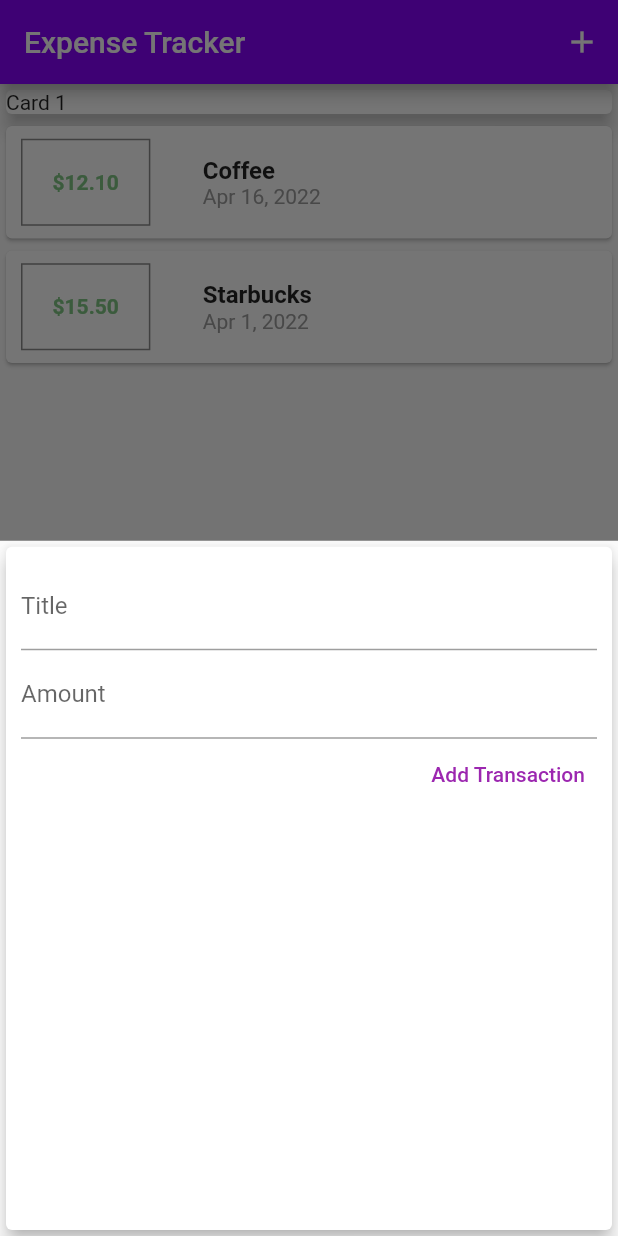
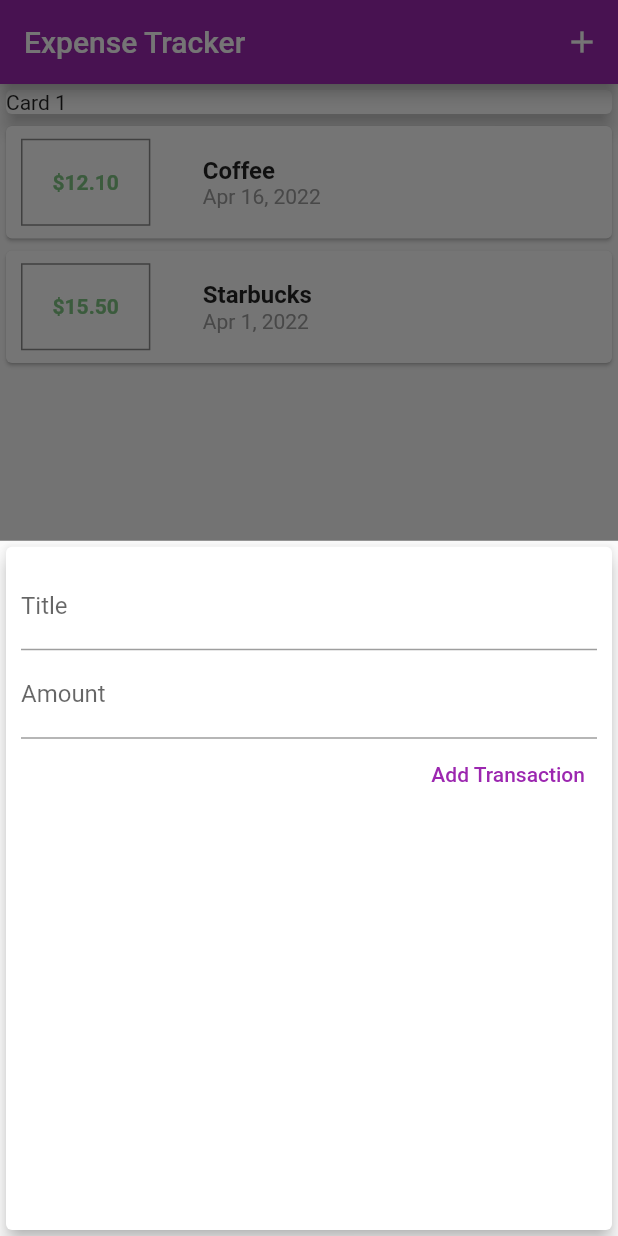
Before and after one commit to darshak-patel/expense-tracker, a Flutter app: the screen it shows after launch, after a tap on the "add" icon, on a phone screen of 412 x 824 dp. Run offline on Flutter 3.47's test engine with Material 2 defaults, Android fonts, the phone set to English and light mode, and no system bars; missing offline and left inert: dart:ffi.

Commit message:
changing global theme to purple color

```diff
--- a/lib/main.dart
+++ b/lib/main.dart
@@ -15,8 +15,9 @@ class MyApp extends StatelessWidget {
 
   @override
   Widget build(BuildContext context) {
-    return const MaterialApp(
-      home: ExpenseTracker(),
+    return MaterialApp(
+      theme: ThemeData(primarySwatch: Colors.purple),
+      home: const ExpenseTracker(),
     );
   }
 }
@@ -66,7 +67,6 @@ class _ExpenseTrackerState extends State<ExpenseTracker> {
     return Scaffold(
       appBar: AppBar(
         title: const Text("Expense Tracker"),
-        backgroundColor: const Color.fromRGBO(136, 3, 252, 1),
         foregroundColor: Colors.white,
         actions: [
           IconButton(
@@ -108,7 +108,6 @@ class _ExpenseTrackerState extends State<ExpenseTracker> {
           Icons.add,
           color: Colors.white,
         ),
-        backgroundColor: const Color.fromRGBO(136, 3, 252, 1),
       ),
     );
   }
--- a/lib/views/text_field.dart
+++ b/lib/views/text_field.dart
@@ -24,7 +24,6 @@ class TextFieldClass extends StatelessWidget {
                 onPressed: addTransaction,
                 child: const Text(
                   'Add Transaction',
-                  style: TextStyle(color: Colors.purple),
                 ))
           ],
         ),
```
